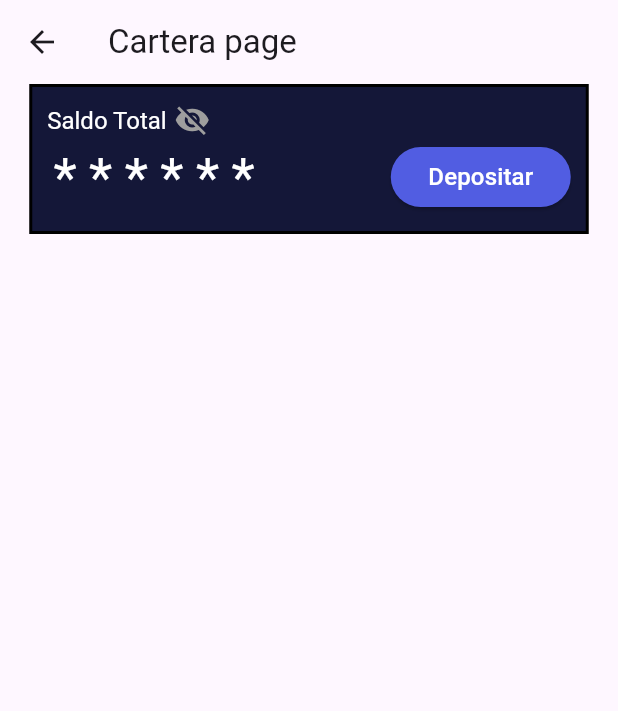
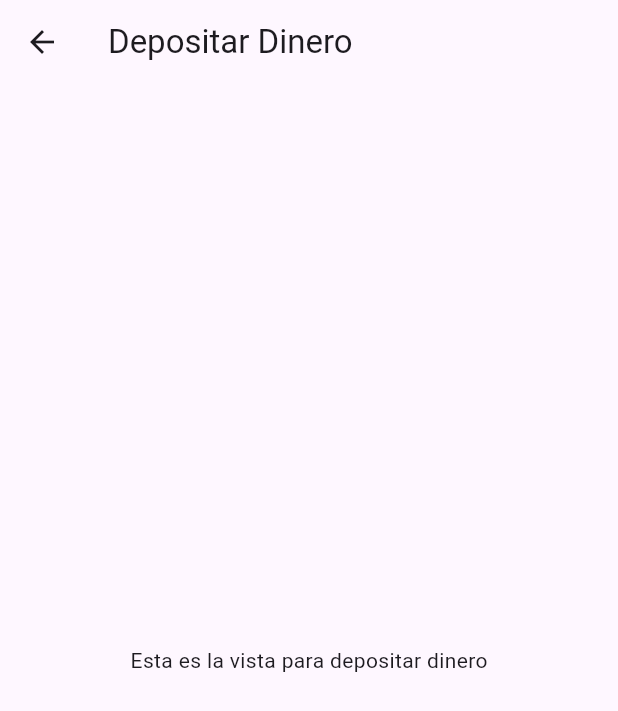
Before and after one commit to TSSW2024/sprint-1, a Flutter app: the CarteraScreen screen opened directly, after a tap on "Depositar", on a phone screen of 412 x 824 dp. Shown: the top 711 px of the screen. Run offline on Flutter 3.47's test engine with Material 3 defaults, Android fonts, the phone set to English and light mode, and no system bars; accounts and stored records are empty.

Commit message:
Se agrega la vista de depositar para que funcione el boton del componente saldo

```diff
--- a/lib/main.dart
+++ b/lib/main.dart
@@ -1,5 +1,4 @@
 import 'package:flutter/material.dart';
-
 import 'package:provider/provider.dart';
 
 import 'viewmodels/auth.viewmodel.dart';
@@ -8,6 +7,7 @@ import 'viewmodels/profile.viewmodel.dart';
 import 'views/home/home.screen.dart';
 import 'views/login/login.screen.dart';
 import 'views/register/register.screen.dart';
+import 'views/depositar/depositar_dinero.dart';
 
 import 'services/profile.service.dart';
 import 'services/auth.service.dart';
@@ -17,7 +17,7 @@ void main() {
 }
 
 class MainApp extends StatelessWidget {
-  const MainApp({super.key});
+  const MainApp({Key? key}) : super(key: key);
 
   @override
   Widget build(BuildContext context) {
@@ -36,6 +36,7 @@ class MainApp extends StatelessWidget {
           '/login': (context) => const LoginScreen(),
           '/register': (context) => const RegistrationScreen(),
           '/home': (context) => const HomeScreen(),
+          '/depositar': (context) => DepositarDinero(), // Agrega esta línea
         },
       ),
     );
--- /dev/null
+++ b/lib/views/depositar/depositar_dinero.dart
@@ -0,0 +1,15 @@
+import 'package:flutter/material.dart';
+
+class DepositarDinero extends StatelessWidget {
+  @override
+  Widget build(BuildContext context) {
+    return Scaffold(
+      appBar: AppBar(
+        title: Text('Depositar Dinero'),
+      ),
+      body: Center(
+        child: Text('Esta es la vista para depositar dinero'),
+      ),
+    );
+  }
+}
--- a/lib/views/home/saldo/saldo.dart
+++ b/lib/views/home/saldo/saldo.dart
@@ -1,5 +1,6 @@
 import 'package:flutter/material.dart';
 import 'package:intl/intl.dart';
+import '../../depositar/depositar_dinero.dart';
 
 class SaldoWidget extends StatefulWidget {
   final double saldo;
@@ -86,8 +87,13 @@ class SaldoWidgetState extends State<SaldoWidget> {
                   Container(
                     width: 120,
                     child: ElevatedButton(
+                      // Asegúrate de que ElevatedButton sea el hijo del Container
                       onPressed: () {
-                        Navigator.pushNamed(context, '/depositar');
+                        Navigator.push(
+                          context,
+                          MaterialPageRoute(
+                              builder: (context) => DepositarDinero()),
+                        );
                       },
                       child: Text("Depositar",
                           style: const TextStyle(
```
Also changed, not shown: lib/views/cartera/depositar/deposito.dart (deleted).
